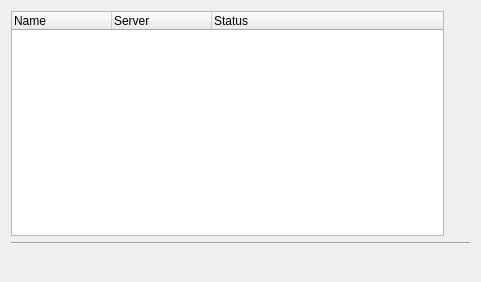
Above: src/accountmanage.ui from psi-im/psi before the change. Below: the same form after it.
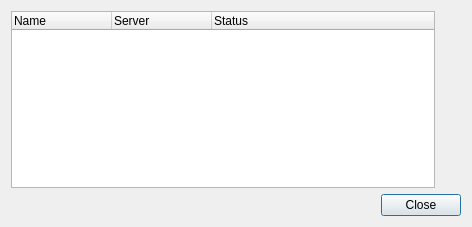
That is the form after the change. Custom widgets are drawn as their Qt base class.

```diff
--- a/src/accountmanage.ui
+++ b/src/accountmanage.ui
@@ -6,17 +6,14 @@
    <rect>
     <x>0</x>
     <y>0</y>
-    <width>481</width>
-    <height>282</height>
+    <width>472</width>
+    <height>227</height>
    </rect>
   </property>
   <property name="windowTitle">
    <string>Jabber Accounts</string>
   </property>
-  <layout class="QVBoxLayout">
-   <property name="margin">
-    <number>11</number>
-   </property>
+  <layout class="QVBoxLayout" name="_2">
    <item>
     <layout class="QHBoxLayout">
      <item>
@@ -115,48 +112,12 @@
     </layout>
    </item>
    <item>
-    <widget class="Line" name="Line1">
-     <property name="frameShape">
-      <enum>QFrame::HLine</enum>
-     </property>
-     <property name="frameShadow">
-      <enum>QFrame::Sunken</enum>
+    <widget class="QDialogButtonBox" name="buttonBox">
+     <property name="standardButtons">
+      <set>QDialogButtonBox::Close</set>
      </property>
     </widget>
    </item>
-   <item>
-    <layout class="QHBoxLayout">
-     <item>
-      <spacer name="Spacer11">
-       <property name="orientation">
-        <enum>Qt::Horizontal</enum>
-       </property>
-       <property name="sizeType">
-        <enum>QSizePolicy::Expanding</enum>
-       </property>
-       <property name="sizeHint" stdset="0">
-        <size>
-         <width>395</width>
-         <height>20</height>
-        </size>
-       </property>
-      </spacer>
-     </item>
-     <item>
-      <widget class="IconButton" name="pb_close" native="true">
-       <property name="text" stdset="0">
-        <string>&amp;Close</string>
-       </property>
-       <property name="shortcut" stdset="0">
-        <string>Alt+C</string>
-       </property>
-       <property name="default" stdset="0">
-        <bool>true</bool>
-       </property>
-      </widget>
-     </item>
-    </layout>
-   </item>
   </layout>
  </widget>
  <layoutdefault spacing="6" margin="11"/>
```
Left out of the diff: 25 changed lines with no effect on the pictures.
